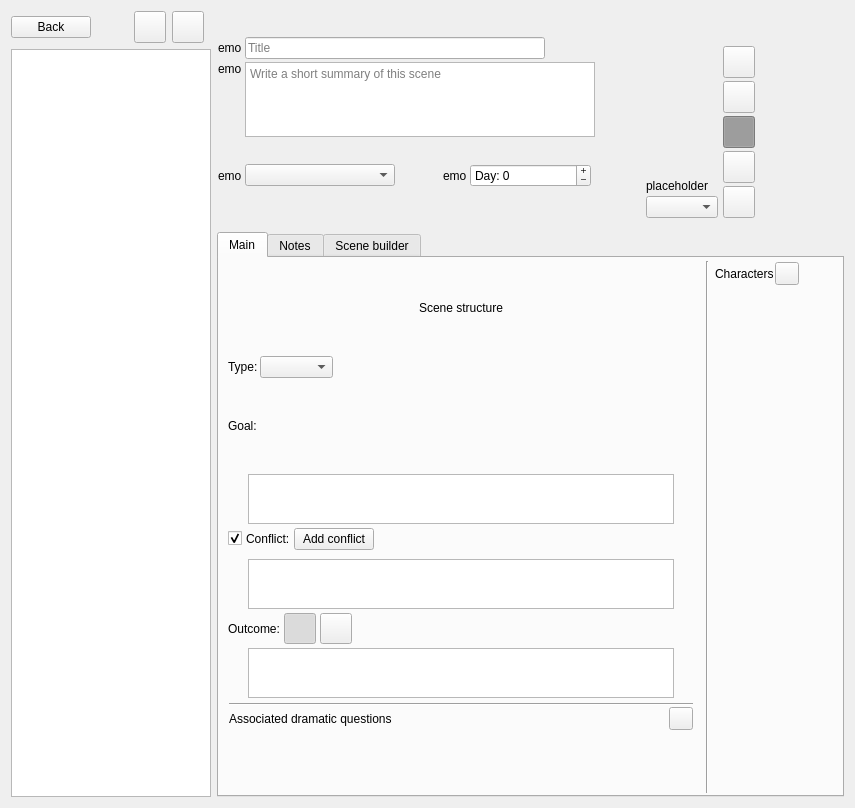
The window that ui/scene_editor.ui (zkovari/plotlyst) describes before a commit, drawn with Qt 5.
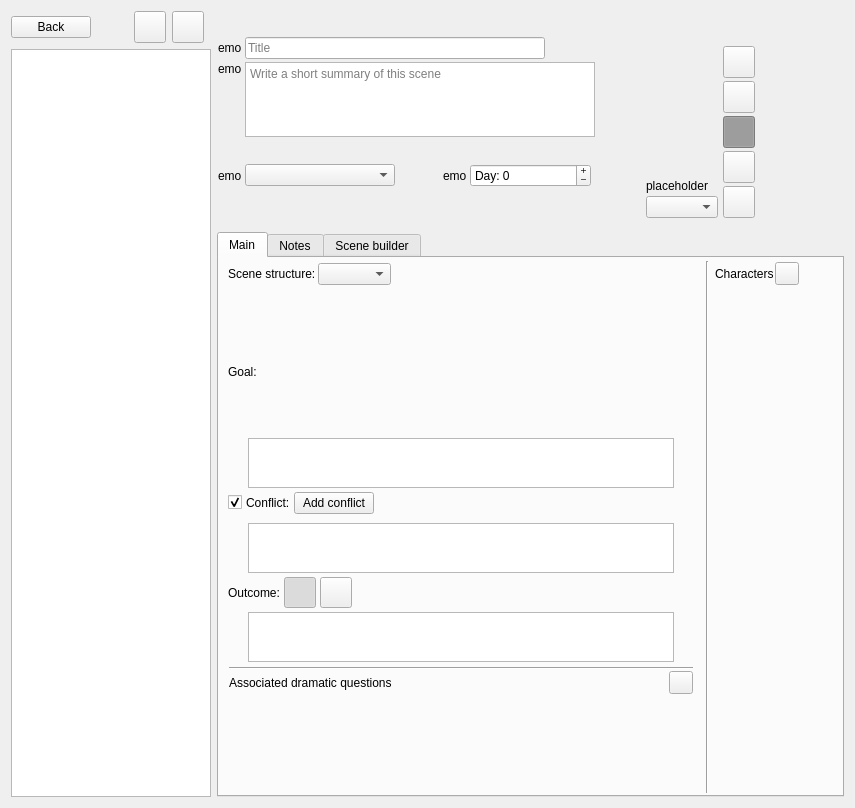
The same window after the commit. Custom widgets are drawn as their Qt base class.

Commit message: Add scene goals

```diff
--- a/ui/scene_editor.ui
+++ b/ui/scene_editor.ui
@@ -844,16 +844,6 @@
               <property name="bottomMargin">
                <number>2</number>
               </property>
-              <item alignment="Qt::AlignHCenter">
-               <widget class="QLabel" name="label">
-                <property name="text">
-                 <string>Scene structure</string>
-                </property>
-                <property name="buddy">
-                 <cstring>wdgPov</cstring>
-                </property>
-               </widget>
-              </item>
               <item>
                <layout class="QHBoxLayout" name="horizontalLayout_3">
                 <property name="spacing">
@@ -862,7 +852,7 @@
                 <item>
                  <widget class="QLabel" name="lblType">
                   <property name="text">
-                   <string>Type:</string>
+                   <string>Scene structure:</string>
                   </property>
                  </widget>
                 </item>
@@ -907,11 +897,41 @@
                </layout>
               </item>
               <item>
-               <widget class="QLabel" name="lblType1">
-                <property name="text">
-                 <string>Goal:</string>
+               <spacer name="horizontalSpacer_26">
+                <property name="orientation">
+                 <enum>Qt::Horizontal</enum>
                 </property>
-               </widget>
+                <property name="sizeHint" stdset="0">
+                 <size>
+                  <width>40</width>
+                  <height>20</height>
+                 </size>
+                </property>
+               </spacer>
+              </item>
+              <item>
+               <layout class="QHBoxLayout" name="hLayoutGoal">
+                <item>
+                 <widget class="QLabel" name="lblType1">
+                  <property name="text">
+                   <string>Goal:</string>
+                  </property>
+                 </widget>
+                </item>
+                <item>
+                 <spacer name="horizontalSpacer_25">
+                  <property name="orientation">
+                   <enum>Qt::Horizontal</enum>
+                  </property>
+                  <property name="sizeHint" stdset="0">
+                   <size>
+                    <width>40</width>
+                    <height>20</height>
+                   </size>
+                  </property>
+                 </spacer>
+                </item>
+               </layout>
               </item>
               <item>
                <layout class="QHBoxLayout" name="horizontalLayout_12">
```
The commit also changes 9 other files.
